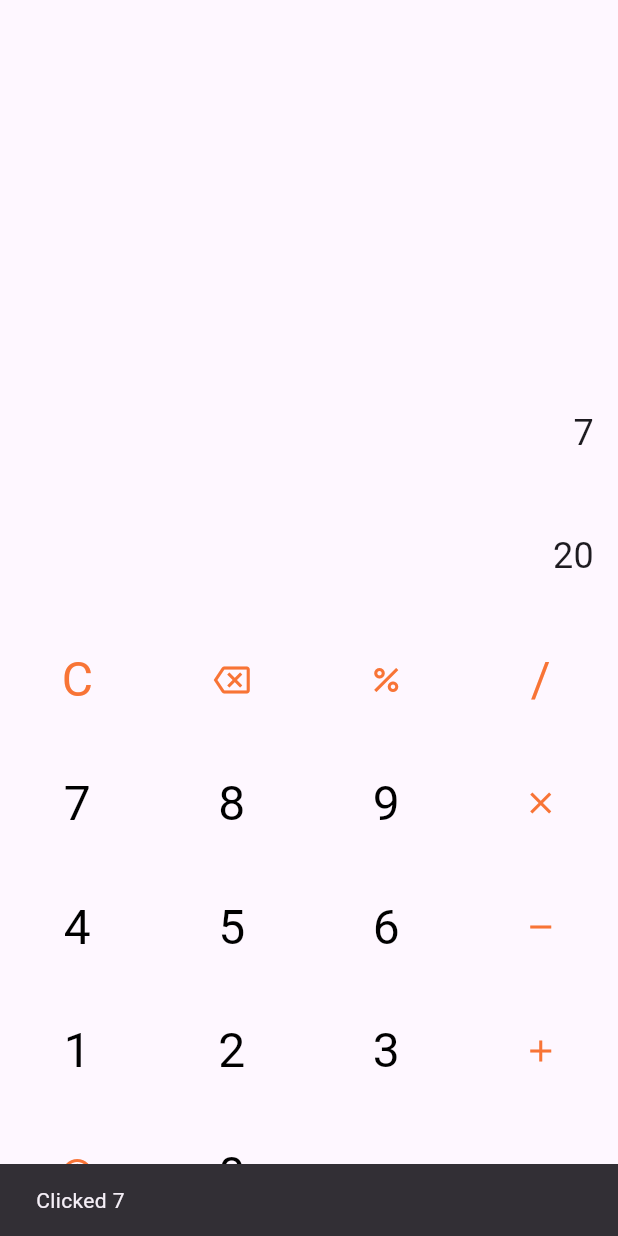
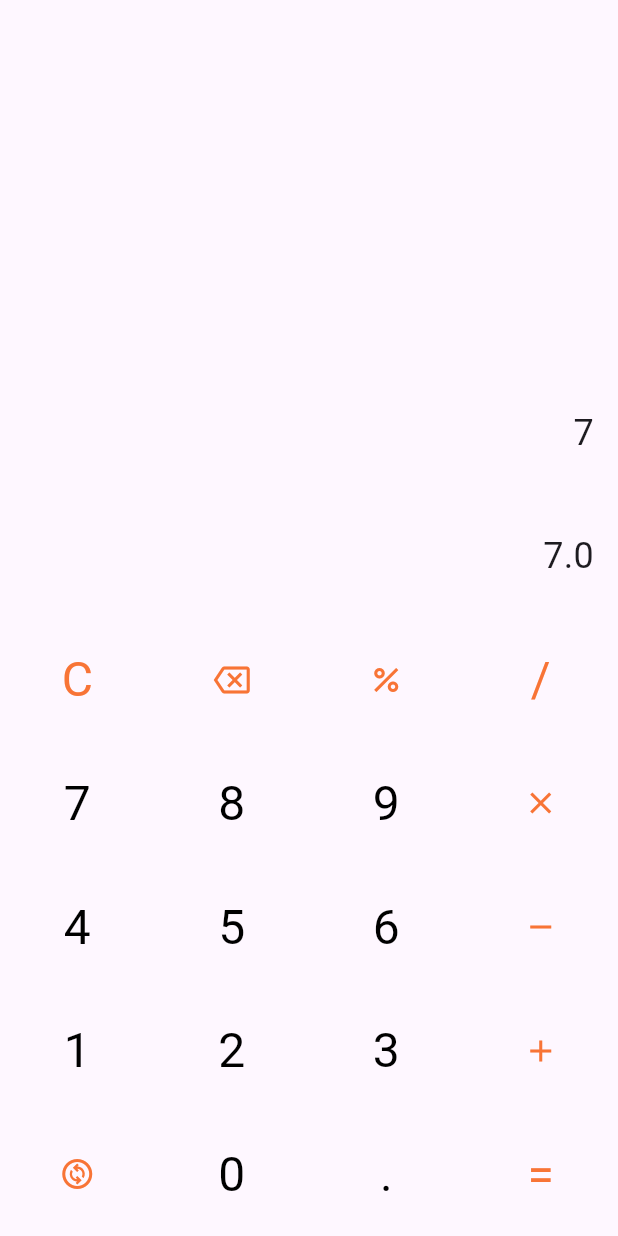
Before and after one commit to ktul15/redmi_calculator_clone, a Flutter app: the screen it shows after launch, after a tap on an icon or button, on a phone screen of 412 x 824 dp. Run offline on Flutter 3.47's test engine with Material 2 defaults, Android fonts, the phone set to English and light mode, and no system bars; our stand-ins replace math_expressions.

Commit message:
Add Addition, Subtraction, Multiplication and Division features

```diff
--- a/lib/calculator_button.dart
+++ b/lib/calculator_button.dart
@@ -11,9 +11,6 @@ class Numberbutton extends StatelessWidget {
   Widget build(BuildContext context) {
     return InkWell(
       onTap: () {
-        ScaffoldMessenger.of(context).removeCurrentSnackBar();
-        ScaffoldMessenger.of(context)
-            .showSnackBar(SnackBar(content: Text("Clicked $numberOnButton")));
         Provider.of<CalculatorProvider>(context, listen: false)
             .updateEquation(numberOnButton);
       },
--- a/lib/calculator_operation_button.dart
+++ b/lib/calculator_operation_button.dart
@@ -1,6 +1,4 @@
 import 'package:flutter/material.dart';
-import 'package:provider/provider.dart';
-import 'package:redmi_calculator_clone/calculator_provider.dart';
 
 class CalculatorOperationButton extends StatelessWidget {
   const CalculatorOperationButton(
@@ -8,20 +6,19 @@ class CalculatorOperationButton extends StatelessWidget {
       this.textOnButton,
       this.iconOnButton,
       this.isCircular,
-      this.value});
+      this.value,
+      this.btnTapped});
 
   final String? textOnButton;
   final IconData? iconOnButton;
   final bool? isCircular;
   final String? value;
+  final Function? btnTapped;
 
   @override
   Widget build(BuildContext context) {
     return InkWell(
-      onTap: (() {
-        Provider.of<CalculatorProvider>(context, listen: false)
-            .updateEquation(value ?? "");
-      }),
+      onTap: () => btnTapped!(),
       child: SizedBox(
         width: MediaQuery.of(context).size.width * 0.25,
         child: Center(
--- a/lib/calculator_page.dart
+++ b/lib/calculator_page.dart
@@ -23,7 +23,11 @@ class CalculatorPage extends StatelessWidget {
             }),
 
             // Result Row
-            const ResultText(result: "20"),
+            Consumer<CalculatorProvider>(
+              builder: ((context, calculatorProvider, child) {
+                return ResultText(result: calculatorProvider.answer);
+              }),
+            ),
 
             // Calculator box
             Container(
@@ -33,69 +37,99 @@ class CalculatorPage extends StatelessWidget {
                 children: [
                   Expanded(
                     child: Row(
-                      children: const [
-                        CalculatorOperationButton(textOnButton: "C"),
+                      children: [
                         CalculatorOperationButton(
+                          textOnButton: "C",
+                          btnTapped: () {
+                            Provider.of<CalculatorProvider>(context,
+                                    listen: false)
+                                .onClearClicked();
+                          },
+                        ),
+                        const CalculatorOperationButton(
                           iconOnButton: Icons.backspace_outlined,
                         ),
-                        CalculatorOperationButton(
+                        const CalculatorOperationButton(
                           iconOnButton: Icons.percent,
                           value: "%",
                         ),
                         CalculatorOperationButton(
                           textOnButton: "/",
                           value: "/",
+                          btnTapped: () => Provider.of<CalculatorProvider>(
+                                  context,
+                                  listen: false)
+                              .updateEquation("/"),
                         ),
                       ],
                     ),
                   ),
                   Expanded(
                     child: Row(
-                      children: const [
-                        Numberbutton(numberOnButton: "7"),
-                        Numberbutton(numberOnButton: "8"),
-                        Numberbutton(numberOnButton: "9"),
+                      children: [
+                        const Numberbutton(numberOnButton: "7"),
+                        const Numberbutton(numberOnButton: "8"),
+                        const Numberbutton(numberOnButton: "9"),
                         CalculatorOperationButton(
                           iconOnButton: Icons.close,
                           value: "*",
+                          btnTapped: () => Provider.of<CalculatorProvider>(
+                                  context,
+                                  listen: false)
+                              .updateEquation("*"),
                         ),
                       ],
                     ),
                   ),
                   Expanded(
                     child: Row(
-                      children: const [
-                        Numberbutton(numberOnButton: "4"),
-                        Numberbutton(numberOnButton: "5"),
-                        Numberbutton(numberOnButton: "6"),
+                      children: [
+                        const Numberbutton(numberOnButton: "4"),
+                        const Numberbutton(numberOnButton: "5"),
+                        const Numberbutton(numberOnButton: "6"),
                         CalculatorOperationButton(
-                            iconOnButton: Icons.remove, value: "-"),
-                      ],
-                    ),
-                  ),
-                  Expanded(
-                    child: Row(
-                      children: const [
-                        Numberbutton(numberOnButton: "1"),
-                        Numberbutton(numberOnButton: "2"),
-                        Numberbutton(numberOnButton: "3"),
-                        CalculatorOperationButton(
-                          iconOnButton: Icons.add,
-                          value: "+",
+                          iconOnButton: Icons.remove,
+                          value: "-",
+                          btnTapped: () => Provider.of<CalculatorProvider>(
+                                  context,
+                                  listen: false)
+                              .updateEquation("-"),
                         ),
                       ],
                     ),
                   ),
                   Expanded(
                     child: Row(
-                      children: const [
+                      children: [
+                        const Numberbutton(numberOnButton: "1"),
+                        const Numberbutton(numberOnButton: "2"),
+                        const Numberbutton(numberOnButton: "3"),
                         CalculatorOperationButton(
+                          iconOnButton: Icons.add,
+                          value: "+",
+                          btnTapped: () => Provider.of<CalculatorProvider>(
+                                  context,
+                                  listen: false)
+                              .updateEquation("+"),
+                        ),
+                      ],
+                    ),
+                  ),
+                  Expanded(
+                    child: Row(
+                      children: [
+                        const CalculatorOperationButton(
                             iconOnButton: Icons.change_circle_outlined),
-                        Numberbutton(numberOnButton: "0"),
-                        Numberbutton(numberOnButton: "."),
+                        const Numberbutton(numberOnButton: "0"),
+                        const Numberbutton(numberOnButton: "."),
                         CalculatorOperationButton(
                           textOnButton: "=",
                           isCircular: true,
+                          btnTapped: () {
+                            Provider.of<CalculatorProvider>(context,
+                                    listen: false)
+                                .onEqualsClicked();
+                          },
                         ),
                       ],
                     ),
--- a/lib/calculator_provider.dart
+++ b/lib/calculator_provider.dart
@@ -1,8 +1,18 @@
 import 'package:flutter/cupertino.dart';
+import 'package:math_expressions/math_expressions.dart';
 
 class CalculatorProvider extends ChangeNotifier {
   String _currentEquation = "";
   String get currentEquation => _currentEquation;
+
+  String _previousEquation = "";
+  String get previousEquation => _previousEquation;
+
+  String _previousAnswer = "";
+  String get previousAnswer => _previousAnswer;
+
+  String _answer = "";
+  String get answer => _answer;
 
   final _listOfNumbers = [
     "0",
@@ -21,11 +31,14 @@ class CalculatorProvider extends ChangeNotifier {
   final _listOfOperations = ["+", "-", "*", "/", "%"];
 
   void updateEquation(String newCharacter) {
+    debugPrint("inside update");
     bool isNewCharacterNumber = _listOfNumbers.contains(newCharacter);
     bool isNewCharacterOperator = _listOfOperations.contains(newCharacter);
 
+    // If number is clicked, then add it in the equation
     if (isNewCharacterNumber) {
       _currentEquation += newCharacter;
+      calculateEquation();
       notifyListeners();
       return;
     }
@@ -33,14 +46,20 @@ class CalculatorProvider extends ChangeNotifier {
     String lastCharacterInEquation =
         _currentEquation[_currentEquation.length - 1];
 
+    debugPrint("isNewCharacterOperator: $isNewCharacterOperator");
     if (isNewCharacterOperator) {
       if (_listOfNumbers.contains(lastCharacterInEquation)) {
         _currentEquation += newCharacter;
+        // calculateEquation();
         notifyListeners();
         return;
       } else {
         if (lastCharacterInEquation != newCharacter) {
+          debugPrint("answer: $answer");
+
           replaceLastCharacter(newCharacter);
+          // calculateEquation();
+          notifyListeners();
           return;
         }
       }
@@ -51,6 +70,27 @@ class CalculatorProvider extends ChangeNotifier {
     _currentEquation =
         _currentEquation.substring(0, _currentEquation.length - 1);
     _currentEquation += newCharacter;
+  }
+
+  onEqualsClicked() {
+    calculateEquation();
+    notifyListeners();
+  }
+
+  calculateEquation() {
+    debugPrint("in equals");
+    Parser p = Parser();
+    Expression exp = p.parse(currentEquation);
+    ContextModel cm = ContextModel();
+    double eval = exp.evaluate(EvaluationType.REAL, cm);
+    _answer = eval.toString();
+  }
+
+  onClearClicked() {
+    _previousAnswer = answer;
+    _previousEquation = currentEquation;
+    _currentEquation = "";
+    _answer = "";
     notifyListeners();
   }
 }
--- a/lib/main.dart
+++ b/lib/main.dart
@@ -15,7 +15,7 @@ class MyApp extends StatelessWidget {
     return ChangeNotifierProvider(
       create: (context) => CalculatorProvider(),
       child: MaterialApp(
-        title: 'Flutter Demo',
+        title: 'Calculator',
         theme: ThemeData(
           useMaterial3: true,
           primarySwatch: Colors.blue,
```
Also changed, not shown: pubspec.yaml (+1 -6 lines), pubspec.lock.
